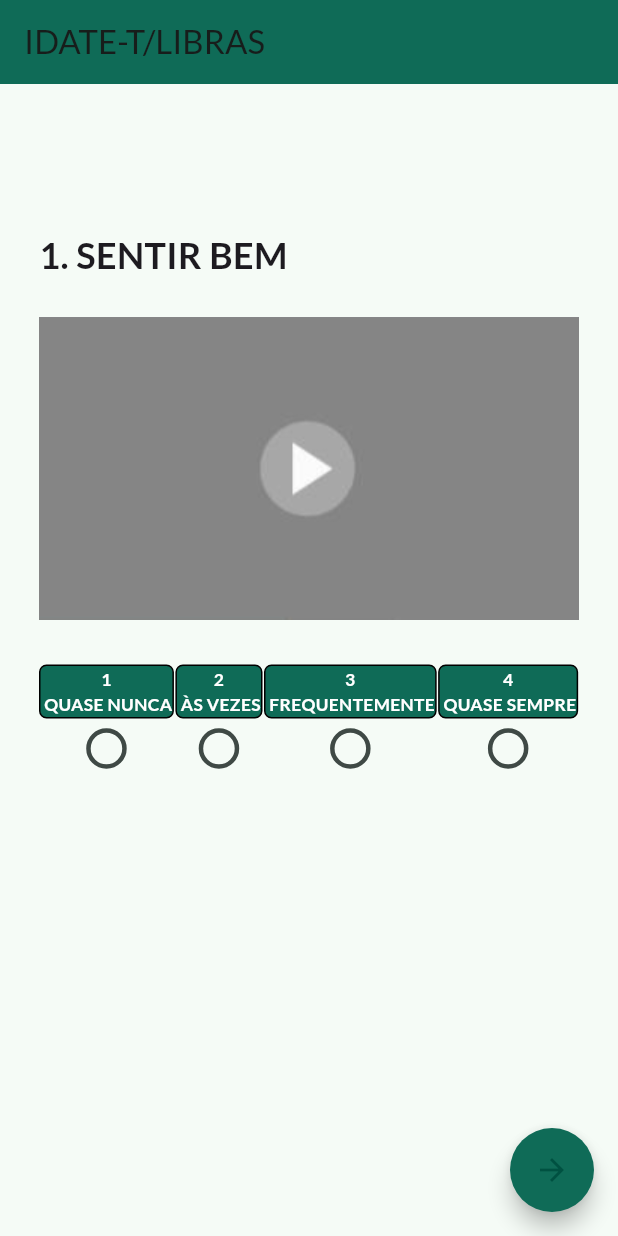
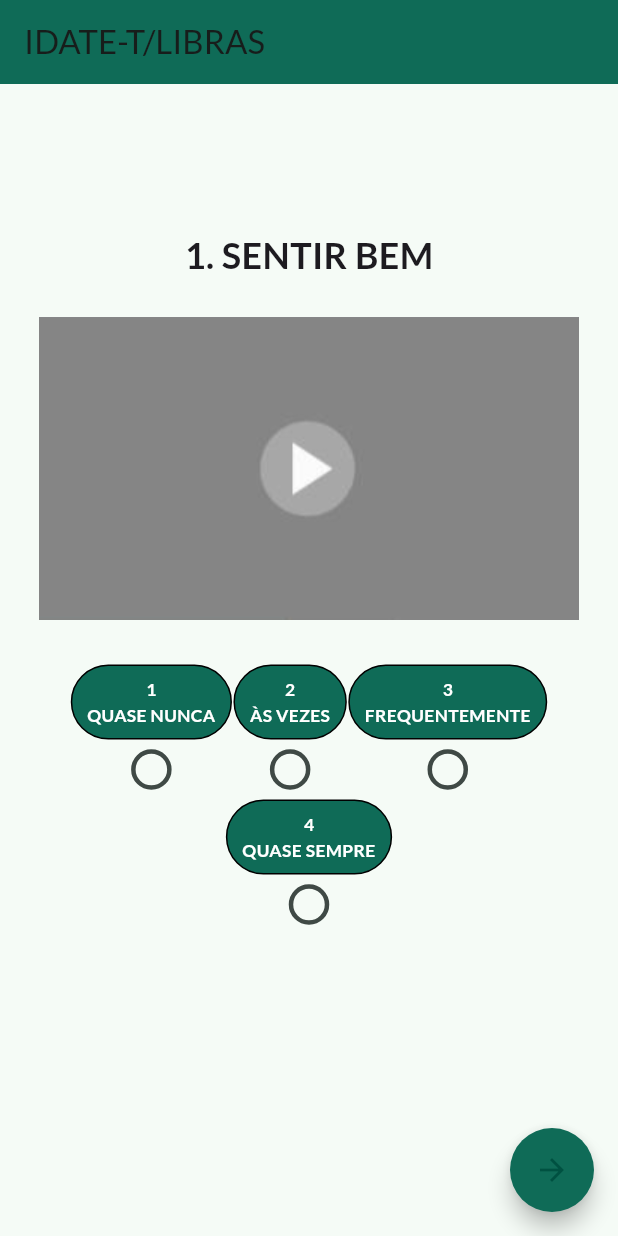
Before and after one commit to viniciusfurtado1/idate_libras, a Flutter app: the QuestionPageIdateT screen opened directly, on a phone screen of 412 x 824 dp. Run offline on Flutter 3.47's test engine with Material 3 defaults, Android fonts, the phone set to English and light mode, and no system bars; our stand-ins replace google_fonts, shared_preferences; accounts and stored records are empty.

Commit message:
ajustes de botoes

```diff
--- a/lib/idate_t/question_page_idate_t.dart
+++ b/lib/idate_t/question_page_idate_t.dart
@@ -138,13 +138,12 @@ class _QuestionPageIdateT extends State<QuestionPageIdateT> {
         itemBuilder: (context, index) {
           return Padding(
             padding: const EdgeInsets.all(1.0),
-            child: Center(
             child: Column(
-                crossAxisAlignment: CrossAxisAlignment.start,
+              crossAxisAlignment: CrossAxisAlignment.center,
               children: [
                 const SizedBox(height: 96), // ajustar a altura aqui
                 Text(
-
+                  textAlign: TextAlign.start,
                   _questions[index].questionText,
                   style: const TextStyle(
                       fontSize: 24, fontWeight: FontWeight.bold),
@@ -154,31 +153,47 @@ class _QuestionPageIdateT extends State<QuestionPageIdateT> {
                 Image.asset(_questions[index].videoAsset),
                 const SizedBox(height: 30),
 
-                  Wrap(
+                Center(
+                  child: Wrap(
+                    alignment: WrapAlignment.spaceAround,
                     spacing: 1,
-                    runSpacing: 1,
+                    //runSpacing: 1,
+
                     children: List<Widget>.generate(
                         _questions[index].options.length, (i) {
                       return Column(
-                        mainAxisSize: MainAxisSize.min,
                         children: [
                           Container(
+                            //width: 114,
+                            padding: const EdgeInsets.only(left: 10.0, right: 10.0),
+                            height: 50,
                             decoration: BoxDecoration(
                               color: Theme.of(context).colorScheme.primary,
                               border: Border.all(
                                 color: Colors.black,
                                 width: 1.0,
                               ),
-                              borderRadius: BorderRadius.circular(5.0),
+                              borderRadius: BorderRadius.circular(25.0),
                             ),
-                            child: Text(
-                                '${i + 1} \n ${_questions[index].options[i]}',
+
+                            child: Column(
+                              mainAxisAlignment: MainAxisAlignment.center,
+                              children: [
+                                Text('${i + 1}',
+                                    style: const TextStyle(
+                                      fontSize: 11.6,
+                                      fontWeight: FontWeight.bold,
+                                      color: Colors.white,
+                                    )),
+                                Text(_questions[index].options[i],
                                     textAlign: TextAlign.center,
                                     style: const TextStyle(
                                       fontSize: 11.6,
                                       fontWeight: FontWeight.bold,
                                       color: Colors.white,
                                     )),
+                              ],
+                            ),
                           ),
                           Transform.scale(
                             scale: 1.5, // Aumenta o tamanho do círculo do Radio
@@ -196,8 +211,8 @@ class _QuestionPageIdateT extends State<QuestionPageIdateT> {
                       );
                     }),
                   ),
+                ),
               ],
-              ),
             ),
           );
         },
@@ -212,7 +227,7 @@ class _QuestionPageIdateT extends State<QuestionPageIdateT> {
               onPressed: _isNextButtonEnabled() ? _goToHomePage : null,
               shape: const CircleBorder(),
               backgroundColor:
-                  _isNextButtonEnabled() ? Colors.green: Colors.green.shade300,
+                  _isNextButtonEnabled() ? Colors.green : Colors.green.shade300,
               child: const Icon(Icons.check, size: 30.0),
             )
           : FloatingActionButton(
```
Also changed, not shown: lib/result_page.dart (+28 -5 lines). Lines whose indentation alone changed are shown as unchanged.
